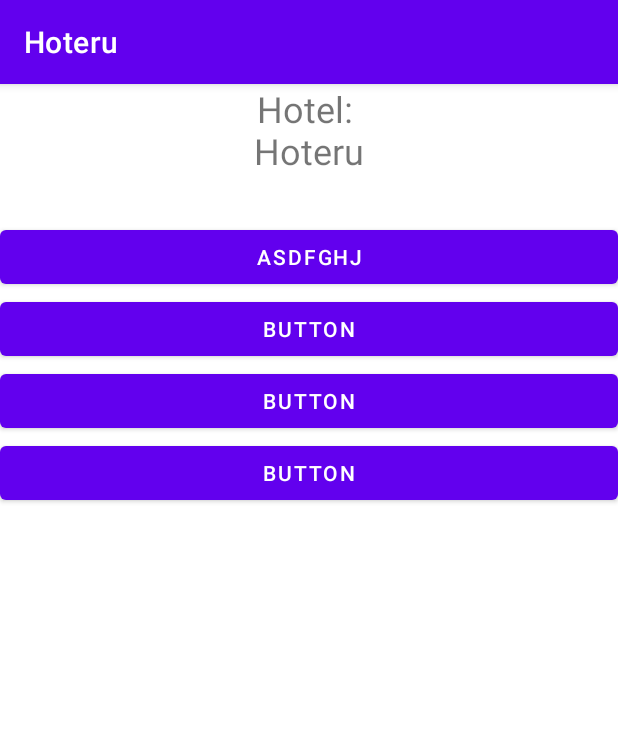
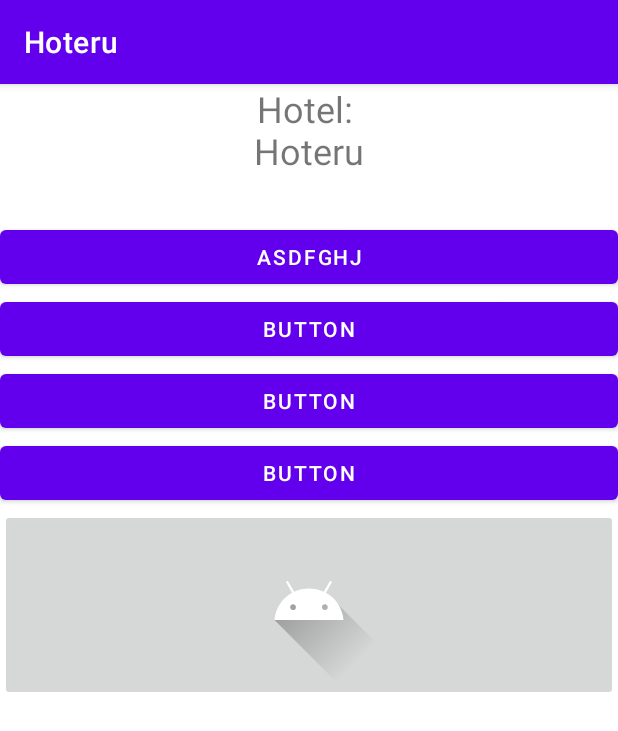
Before and after one commit to JoseAngel9911/Hoteru, an Android app: the screen it shows after launch (MainActivity), on a phone screen of 412 x 824 dp. Shown: the top 731 px of the screen. Run offline under Robolectric (Android 15) with nearby library versions, the phone set to English and light mode, and no system bars.

Commit message:
version 2.123167

```diff
--- a/app/src/main/res/layout/activity_main.xml
+++ b/app/src/main/res/layout/activity_main.xml
@@ -39,4 +39,10 @@
         android:layout_height="wrap_content"
         android:text="Button" />
 
+    <ImageButton
+        android:id="@+id/imageButton"
+        android:layout_width="match_parent"
+        android:layout_height="wrap_content"
+        app:srcCompat="@drawable/ic_launcher_foreground" />
+
 </LinearLayout>
```
